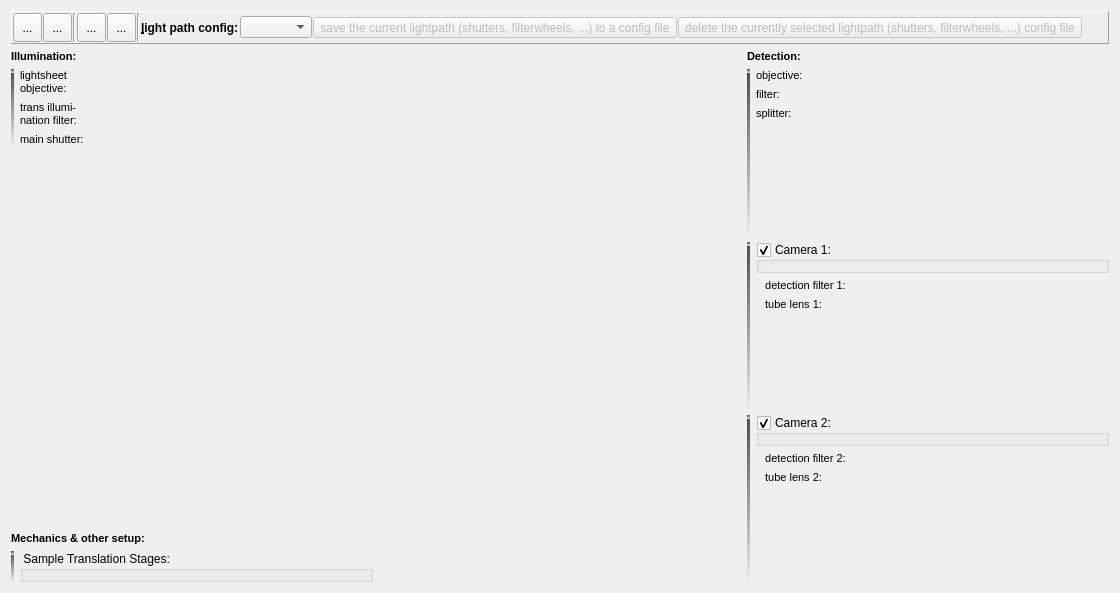
The window that plugins/spimb040/qfespimb040opticssetup.ui (jkriege2/QuickFit3) describes before a commit, drawn with Qt 5.
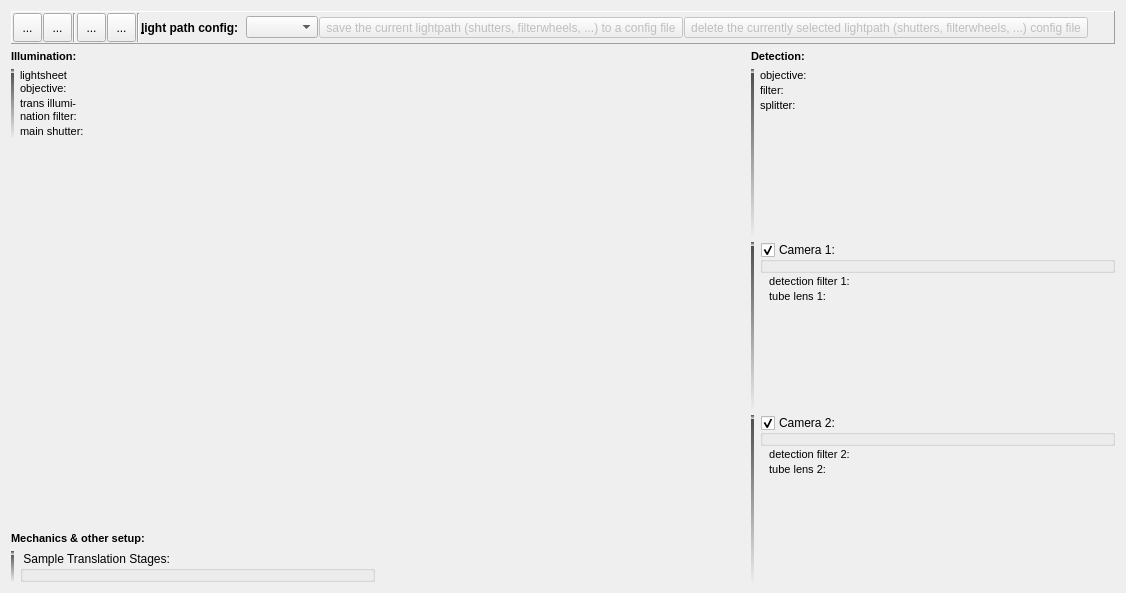
The same window after the commit. Icons and pictures are not drawn. Custom widgets are drawn as their Qt base class.

Diff of the .ui file:
```diff
--- a/plugins/spimb040/qfespimb040opticssetup.ui
+++ b/plugins/spimb040/qfespimb040opticssetup.ui
@@ -125,6 +125,9 @@
        <property name="fieldGrowthPolicy">
         <enum>QFormLayout::AllNonFixedFieldsGrow</enum>
        </property>
+       <property name="verticalSpacing">
+        <number>2</number>
+       </property>
        <item row="0" column="0">
         <widget class="QLabel" name="label_6">
          <property name="text">
@@ -186,6 +189,9 @@
        <property name="fieldGrowthPolicy">
         <enum>QFormLayout::AllNonFixedFieldsGrow</enum>
        </property>
+       <property name="verticalSpacing">
+        <number>2</number>
+       </property>
        <item row="0" column="0" colspan="2">
         <widget class="QFESPIMB040SimpleCameraConfig" name="camConfig2">
          <property name="minimumSize">
@@ -245,6 +251,9 @@
        <property name="fieldGrowthPolicy">
         <enum>QFormLayout::AllNonFixedFieldsGrow</enum>
        </property>
+       <property name="verticalSpacing">
+        <number>2</number>
+       </property>
        <item row="0" column="0" colspan="2">
         <widget class="QFESPIMB040SimpleCameraConfig" name="camConfig1">
          <property name="title">
@@ -321,6 +330,12 @@
        <property name="fieldGrowthPolicy">
         <enum>QFormLayout::AllNonFixedFieldsGrow</enum>
        </property>
+       <property name="horizontalSpacing">
+        <number>6</number>
+       </property>
+       <property name="verticalSpacing">
+        <number>2</number>
+       </property>
        <item row="0" column="0">
         <widget class="QLabel" name="label">
          <property name="text">
@@ -594,7 +609,7 @@
          </font>
         </property>
         <property name="text">
-         <string>&amp;light path config:</string>
+         <string>&amp;light path config:  </string>
         </property>
         <property name="buddy">
          <cstring>cmbLightpathConfig</cstring>
```
